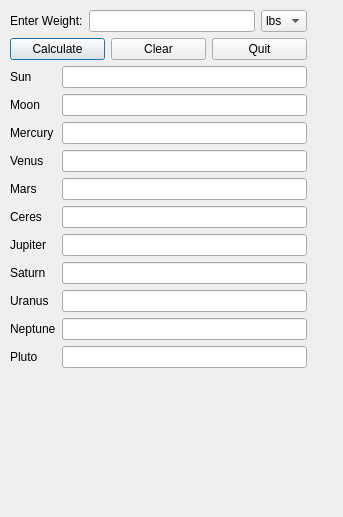
This is ui/planet_weight.ui in mareuter/Planet-Weight-Calculator as Qt 5 draws it before an edit. The edited form follows.
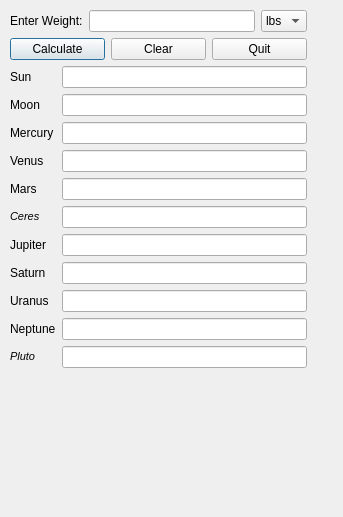
This is the edited form.

Commit message: Adding format change and tooltip for dwarf planets. This refs #2.

What changed in the file:
```diff
--- a/ui/planet_weight.ui
+++ b/ui/planet_weight.ui
@@ -183,7 +183,11 @@
       <item row="5" column="0">
        <widget class="QLabel" name="label_5">
         <property name="text">
-         <string>Ceres</string>
+         <string>&lt;!DOCTYPE HTML PUBLIC &quot;-//W3C//DTD HTML 4.0//EN&quot; &quot;http://www.w3.org/TR/REC-html40/strict.dtd&quot;&gt;
+&lt;html&gt;&lt;head&gt;&lt;meta name=&quot;qrichtext&quot; content=&quot;1&quot; /&gt;&lt;style type=&quot;text/css&quot;&gt;
+p, li { white-space: pre-wrap; }
+&lt;/style&gt;&lt;/head&gt;&lt;body style=&quot; font-family:'MS Shell Dlg 2'; font-size:7.8pt; font-weight:400; font-style:normal;&quot;&gt;
+&lt;p style=&quot; margin-top:0px; margin-bottom:0px; margin-left:0px; margin-right:0px; -qt-block-indent:0; text-indent:0px;&quot;&gt;&lt;span style=&quot; font-size:8pt; font-style:italic;&quot;&gt;Ceres&lt;/span&gt;&lt;/p&gt;&lt;/body&gt;&lt;/html&gt;</string>
         </property>
         <property name="buddy">
          <cstring>ceresLineEdit</cstring>
@@ -268,7 +272,11 @@
       <item row="10" column="0">
        <widget class="QLabel" name="label_10">
         <property name="text">
-         <string>Pluto</string>
+         <string>&lt;!DOCTYPE HTML PUBLIC &quot;-//W3C//DTD HTML 4.0//EN&quot; &quot;http://www.w3.org/TR/REC-html40/strict.dtd&quot;&gt;
+&lt;html&gt;&lt;head&gt;&lt;meta name=&quot;qrichtext&quot; content=&quot;1&quot; /&gt;&lt;style type=&quot;text/css&quot;&gt;
+p, li { white-space: pre-wrap; }
+&lt;/style&gt;&lt;/head&gt;&lt;body style=&quot; font-family:'MS Shell Dlg 2'; font-size:7.8pt; font-weight:400; font-style:normal;&quot;&gt;
+&lt;p style=&quot; margin-top:0px; margin-bottom:0px; margin-left:0px; margin-right:0px; -qt-block-indent:0; text-indent:0px;&quot;&gt;&lt;span style=&quot; font-size:8pt; font-style:italic;&quot;&gt;Pluto&lt;/span&gt;&lt;/p&gt;&lt;/body&gt;&lt;/html&gt;</string>
         </property>
         <property name="buddy">
          <cstring>plutoLineEdit</cstring>
```
Left out of the diff: 125 changed lines with no effect on the pictures.
